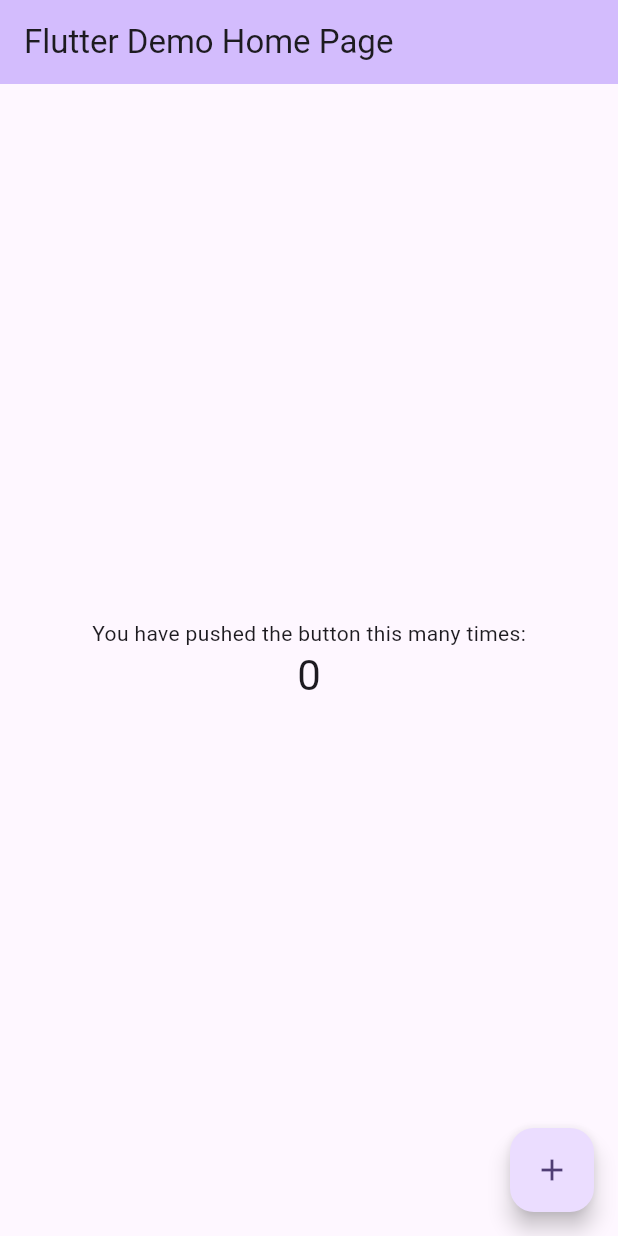
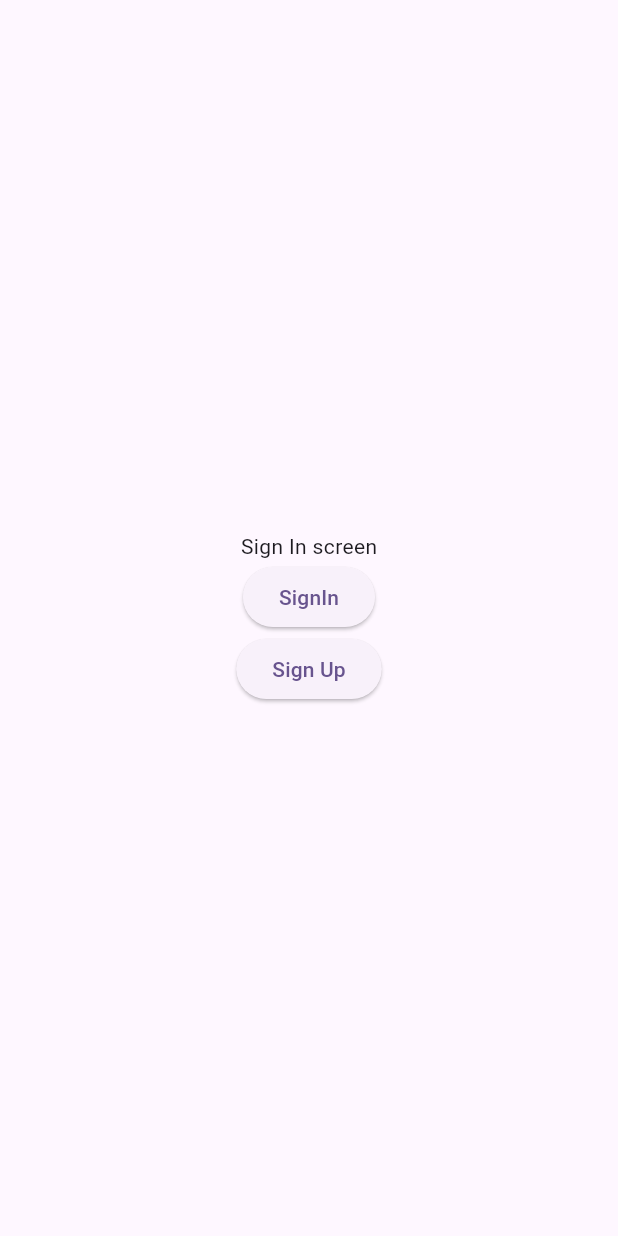
Before and after one commit to InternetTechTeam/VEEEKTOR_mobile, a Flutter app: the screen it shows after launch, on a phone screen of 412 x 824 dp. Run offline on Flutter 3.47's test engine with Material 3 defaults, Android fonts, the phone set to English and light mode, and no system bars; our stand-ins replace bloc, dio, flutter_bloc.

Commit message:
add logic for auth

```diff
--- /dev/null
+++ b/lib/application/bloc/auth_page_bloc/auth_page_bloc.dart
@@ -0,0 +1,52 @@
+import 'package:bloc/bloc.dart';
+import 'package:meta/meta.dart';
+import 'package:veeektor/application/bloc/authefication_bloc/authefication_bloc.dart';
+import 'package:veeektor/application/services/authefication_service.dart';
+
+part 'auth_page_event.dart';
+part 'auth_page_state.dart';
+
+class AuthPageBloc extends Bloc<AuthPageEvent, AuthPageState> {
+  final AutheficationBloc _autheficationBloc;
+  final AutheficationService _autheficationService;
+  AuthPageState previousState = AuthPageState.intiial();
+
+  AuthPageBloc({
+    required AutheficationBloc autheficationBloc,
+    required AutheficationService autheficationService})
+      : _autheficationBloc = autheficationBloc,
+      _autheficationService = autheficationService,
+        super(AuthPageInitial()) {
+    on<_SignInEvent>(_signIn);
+    on<_SignUpEvent>(_signUp);
+    on<_ShowSignInScreenEvent>(_showSignInScreen);
+    on<_ShowSignUpScreenEvent>(_showSignUpScreen);
+    on<_AddPreviousStateEvent>(_addPreviousState);
+  }
+
+  Future _signIn(_SignInEvent event, Emitter<AuthPageState> emit) async {
+    _autheficationBloc.add(AutheficationEvent.authorized());
+    emit(AuthPageState.signIn());
+  }
+
+  Future _signUp(_SignUpEvent event, Emitter<AuthPageState> emit) async {
+    _autheficationBloc.add(AutheficationEvent.authorized());
+    emit(AuthPageState.signIn());
+  }
+
+  Future _showSignInScreen(
+      _ShowSignInScreenEvent event, Emitter<AuthPageState> emit) async {
+    emit(AuthPageState.signIn());
+    previousState = AuthPageState.signIn();
+  }
+
+  Future _showSignUpScreen(
+      _ShowSignUpScreenEvent event, Emitter<AuthPageState> emit) async {
+    emit(AuthPageState.signUp());
+    previousState = AuthPageState.signUp();
+  }
+
+  Future _addPreviousState(_AddPreviousStateEvent event, Emitter<AuthPageState> emit) async {
+    emit(previousState);
+  }
+}
--- /dev/null
+++ b/lib/application/bloc/auth_page_bloc/auth_page_event.dart
@@ -0,0 +1,22 @@
+part of 'auth_page_bloc.dart';
+
+@immutable
+sealed class AuthPageEvent {
+  const AuthPageEvent();
+
+  factory AuthPageEvent.signIn() = _SignInEvent;
+  factory AuthPageEvent.signUp() = _SignUpEvent;
+  factory AuthPageEvent.showSignInScreen() = _ShowSignInScreenEvent;
+  factory AuthPageEvent.showSignUpScreen() = _ShowSignUpScreenEvent;
+  factory AuthPageEvent.addPreviousState() = _AddPreviousStateEvent;
+}
+
+class _SignInEvent extends AuthPageEvent {}
+
+class _SignUpEvent extends AuthPageEvent {}
+
+class _ShowSignInScreenEvent extends AuthPageEvent {}
+
+class _ShowSignUpScreenEvent extends AuthPageEvent {}
+
+class _AddPreviousStateEvent extends AuthPageEvent {}
--- /dev/null
+++ b/lib/application/bloc/auth_page_bloc/auth_page_state.dart
@@ -0,0 +1,26 @@
+part of 'auth_page_bloc.dart';
+
+@immutable
+sealed class AuthPageState {
+  const AuthPageState();
+
+  factory AuthPageState.intiial() = AuthPageInitial;
+  factory AuthPageState.loading() = AuthPageLoadingState;
+  factory AuthPageState.signIn() = AuthPageSignInState;
+  factory AuthPageState.signUp() = AuthPageSignUpState;
+  factory AuthPageState.failure() = AuthPageFailureState;
+
+
+  @override
+  List<Object> get props => [];
+}
+
+final class AuthPageInitial extends AuthPageState {}
+
+final class AuthPageLoadingState extends AuthPageState {}
+
+final class AuthPageSignInState extends AuthPageState {}
+
+final class AuthPageSignUpState extends AuthPageState {}
+
+final class AuthPageFailureState extends AuthPageState {}
--- /dev/null
+++ b/lib/application/bloc/authefication_bloc/authefication_bloc.dart
@@ -0,0 +1,33 @@
+import 'package:bloc/bloc.dart';
+import 'package:flutter/material.dart';
+import 'package:meta/meta.dart';
+import 'package:veeektor/application/services/authefication_service.dart';
+
+part 'authefication_event.dart';
+part 'authefication_state.dart';
+
+class AutheficationBloc extends Bloc<AutheficationEvent, AutheficationState> {
+  final AutheficationService _autheficationService;
+
+  AutheficationBloc({required AutheficationService autheficationService})
+      : _autheficationService = autheficationService,
+        super(AutheficationState.initial()) {
+    on<_InitializeEvent>(_initialize);
+    on<_AuthorizedEvent>(_authorized);
+    on<_LogOutEvent>(_logOut);
+  }
+
+  Future _initialize(
+      _InitializeEvent event, Emitter<AutheficationState> emit) async {
+        emit(AutheficationState.notAutheficated());
+      }
+
+  Future _authorized(
+      _AuthorizedEvent event, Emitter<AutheficationState> emit) async {
+    emit(AutheficationState.autheficated());
+  }
+
+  Future _logOut(_LogOutEvent event, Emitter<AutheficationState> emit) async {
+    emit(AutheficationState.notAutheficated());
+  }
+}
--- /dev/null
+++ b/lib/application/bloc/authefication_bloc/authefication_event.dart
@@ -0,0 +1,16 @@
+part of 'authefication_bloc.dart';
+
+@immutable
+sealed class AutheficationEvent {
+  const AutheficationEvent();
+
+  factory AutheficationEvent.intialize() => _InitializeEvent();
+  factory AutheficationEvent.authorized() => _AuthorizedEvent();
+  factory AutheficationEvent.logOut() => _LogOutEvent();
+}
+
+class _InitializeEvent extends AutheficationEvent {}
+
+class _AuthorizedEvent extends AutheficationEvent {}
+
+class _LogOutEvent extends AutheficationEvent {}
--- /dev/null
+++ b/lib/application/bloc/authefication_bloc/authefication_state.dart
@@ -0,0 +1,20 @@
+part of 'authefication_bloc.dart';
+
+@immutable
+sealed class AutheficationState {
+  const AutheficationState();
+
+  factory AutheficationState.initial() = AutheficationInitialState;
+  factory AutheficationState.autheficated() =
+      AutheficatedState;
+  factory AutheficationState.notAutheficated() = NotAutheficatedState;
+
+  @override
+  List<Object> get props => [];
+}
+
+final class AutheficationInitialState extends AutheficationState {}
+
+final class AutheficatedState extends AutheficationState {}
+
+final class NotAutheficatedState extends AutheficationState {}
--- /dev/null
+++ b/lib/application/models/user.dart
@@ -0,0 +1,5 @@
+
+
+class User {
+
+}
--- /dev/null
+++ b/lib/application/services/authefication_service.dart
@@ -0,0 +1,11 @@
+import 'package:dio/dio.dart';
+
+class AutheficationService {
+  final Dio _dio = Dio();
+
+  Future signIn() async {}
+
+  Future signUp() async {}
+
+  Future logOut() async {}
+}
--- /dev/null
+++ b/lib/application/services/storage.dart
@@ -0,0 +1,3 @@
+class Storage {
+
+}
--- a/lib/main.dart
+++ b/lib/main.dart
@@ -1,125 +1,50 @@
 import 'package:flutter/material.dart';
+import 'package:flutter_bloc/flutter_bloc.dart';
+import 'package:veeektor/application/bloc/authefication_bloc/authefication_bloc.dart';
+import 'package:veeektor/application/services/authefication_service.dart';
+import 'package:veeektor/screens/home_screen.dart';
+import 'package:veeektor/widgets/authorization_widget.dart';
+import 'package:veeektor/theme.dart';
+import 'package:veeektor/widgets/bottom_bar.dart';
 
 void main() {
-  runApp(const MyApp());
+  runApp(
+    MultiRepositoryProvider(
+      providers: [
+        RepositoryProvider<AutheficationService>(
+          create: (context) => AutheficationService(),
+        ),
+      ],
+      child: MultiBlocProvider(
+        providers: [
+          BlocProvider<AutheficationBloc>(
+            create: (context) => AutheficationBloc(
+                autheficationService:
+                    RepositoryProvider.of<AutheficationService>(context))
+              ..add(AutheficationEvent.intialize()),
+          ),
+        ],
+        child: const MyApp(),
+      ),
+    ),
+  );
 }
 
 class MyApp extends StatelessWidget {
   const MyApp({super.key});
-
-  // This widget is the root of your application.
   @override
   Widget build(BuildContext context) {
     return MaterialApp(
-      title: 'Flutter Demo',
-      theme: ThemeData(
-        // This is the theme of your application.
-        //
-        // TRY THIS: Try running your application with "flutter run". You'll see
-        // the application has a blue toolbar. Then, without quitting the app,
-        // try changing the seedColor in the colorScheme below to Colors.green
-        // and then invoke "hot reload" (save your changes or press the "hot
-        // reload" button in a Flutter-supported IDE, or press "r" if you used
-        // the command line to start the app).
-        //
-        // Notice that the counter didn't reset back to zero; the application
-        // state is not lost during the reload. To reset the state, use hot
-        // restart instead.
-        //
-        // This works for code too, not just values: Most code changes can be
-        // tested with just a hot reload.
-        colorScheme: ColorScheme.fromSeed(seedColor: Colors.deepPurple),
-        useMaterial3: true,
+      title: 'VEEEKTOR',
+      theme: appTheme,
+      home: BlocBuilder<AutheficationBloc, AutheficationState>(
+        builder: (context, state) {
+          if (state is NotAutheficatedState) {
+            return const AuthorizationWidget();
+          }
+          return const HomeScreen();
+        },
       ),
-      home: const MyHomePage(title: 'Flutter Demo Home Page'),
     );
   }
 }
-
-class MyHomePage extends StatefulWidget {
-  const MyHomePage({super.key, required this.title});
-
-  // This widget is the home page of your application. It is stateful, meaning
-  // that it has a State object (defined below) that contains fields that affect
-  // how it looks.
-
-  // This class is the configuration for the state. It holds the values (in this
-  // case the title) provided by the parent (in this case the App widget) and
-  // used by the build method of the State. Fields in a Widget subclass are
-  // always marked "final".
-
-  final String title;
-
-  @override
-  State<MyHomePage> createState() => _MyHomePageState();
-}
-
-class _MyHomePageState extends State<MyHomePage> {
-  int _counter = 0;
-
-  void _incrementCounter() {
-    setState(() {
-      // This call to setState tells the Flutter framework that something has
-      // changed in this State, which causes it to rerun the build method below
-      // so that the display can reflect the updated values. If we changed
-      // _counter without calling setState(), then the build method would not be
-      // called again, and so nothing would appear to happen.
-      _counter++;
-    });
-  }
-
-  @override
-  Widget build(BuildContext context) {
-    // This method is rerun every time setState is called, for instance as done
-    // by the _incrementCounter method above.
-    //
-    // The Flutter framework has been optimized to make rerunning build methods
-    // fast, so that you can just rebuild anything that needs updating rather
-    // than having to individually change instances of widgets.
-    return Scaffold(
-      appBar: AppBar(
-        // TRY THIS: Try changing the color here to a specific color (to
-        // Colors.amber, perhaps?) and trigger a hot reload to see the AppBar
-        // change color while the other colors stay the same.
-        backgroundColor: Theme.of(context).colorScheme.inversePrimary,
-        // Here we take the value from the MyHomePage object that was created by
-        // the App.build method, and use it to set our appbar title.
-        title: Text(widget.title),
-      ),
-      body: Center(
-        // Center is a layout widget. It takes a single child and positions it
-        // in the middle of the parent.
-        child: Column(
-          // Column is also a layout widget. It takes a list of children and
-          // arranges them vertically. By default, it sizes itself to fit its
-          // children horizontally, and tries to be as tall as its parent.
-          //
-          // Column has various properties to control how it sizes itself and
-          // how it positions its children. Here we use mainAxisAlignment to
-          // center the children vertically; the main axis here is the vertical
-          // axis because Columns are vertical (the cross axis would be
-          // horizontal).
-          //
-          // TRY THIS: Invoke "debug painting" (choose the "Toggle Debug Paint"
-          // action in the IDE, or press "p" in the console), to see the
-          // wireframe for each widget.
-          mainAxisAlignment: MainAxisAlignment.center,
-          children: <Widget>[
-            const Text(
-              'You have pushed the button this many times:',
-            ),
-            Text(
-              '$_counter',
-              style: Theme.of(context).textTheme.headlineMedium,
-            ),
-          ],
-        ),
-      ),
-      floatingActionButton: FloatingActionButton(
-        onPressed: _incrementCounter,
-        tooltip: 'Increment',
-        child: const Icon(Icons.add),
-      ), // This trailing comma makes auto-formatting nicer for build methods.
-    );
-  }
-}
--- /dev/null
+++ b/lib/screens/auth/sign_in_screen.dart
@@ -0,0 +1,35 @@
+import 'package:flutter/material.dart';
+import 'package:flutter_bloc/flutter_bloc.dart';
+import 'package:veeektor/application/bloc/auth_page_bloc/auth_page_bloc.dart';
+
+class SignInScreen extends StatelessWidget {
+  const SignInScreen({super.key});
+
+  @override
+  Widget build(BuildContext context) {
+    _onPressed() {
+      BlocProvider.of<AuthPageBloc>(context)
+          .add(AuthPageEvent.showSignUpScreen());
+    }
+
+    return Center(
+      child: Column(
+        mainAxisAlignment: MainAxisAlignment.center,
+        children: [
+          const Text("Sign In screen"),
+          ElevatedButton(
+            onPressed: () {
+              BlocProvider.of<AuthPageBloc>(context)
+                  .add(AuthPageEvent.signIn());
+            },
+            child: Text("SignIn"),
+          ),
+          ElevatedButton(
+            onPressed: _onPressed,
+            child: const Text("Sign Up"),
+          ),
+        ],
+      ),
+    );
+  }
+}
--- /dev/null
+++ b/lib/screens/screens.dart
@@ -0,0 +1 @@
+export 'home_screen.dart';
--- /dev/null
+++ b/lib/theme.dart
@@ -0,0 +1,6 @@
+import 'package:flutter/material.dart';
+
+final appTheme = ThemeData(
+  colorScheme: ColorScheme.fromSeed(seedColor: Colors.deepPurple),
+  useMaterial3: true,
+);
--- /dev/null
+++ b/lib/widgets/authorization_widget.dart
@@ -0,0 +1,45 @@
+import 'package:flutter/material.dart';
+import 'package:flutter_bloc/flutter_bloc.dart';
+import 'package:veeektor/application/bloc/auth_page_bloc/auth_page_bloc.dart';
+import 'package:veeektor/application/bloc/authefication_bloc/authefication_bloc.dart';
+import 'package:veeektor/application/services/authefication_service.dart';
+import 'package:veeektor/screens/auth/sign_in_screen.dart';
+import 'package:veeektor/screens/auth/sign_up_screen.dart';
+
+class AuthorizationWidget extends StatelessWidget {
+  const AuthorizationWidget({super.key});
+
+  @override
+  Widget build(BuildContext context) {
+    return Scaffold(
+      body: BlocProvider(
+        create: (context) => AuthPageBloc(
+          autheficationBloc: BlocProvider.of<AutheficationBloc>(context),
+          autheficationService:
+              RepositoryProvider.of<AutheficationService>(context),
+        )..add(AuthPageEvent.showSignInScreen()),
+        child: BlocListener<AuthPageBloc, AuthPageState>(
+          listener: (context, state) {
+            if (state is AuthPageFailureState) {
+              ScaffoldMessenger.of(context).showSnackBar(
+                SnackBar(
+                  content: Text("Error"),
+                ),
+              );
+              BlocProvider.of<AuthPageBloc>(context)
+                  .add(AuthPageEvent.addPreviousState());
+            }
+          },
+          child: BlocBuilder<AuthPageBloc, AuthPageState>(
+            builder: (context, state) {
+              if (state is AuthPageSignInState) return SignInScreen();
+              if (state is AuthPageSignUpState) return SignUpScreen();
+
+              return CircularProgressIndicator();
+            },
+          ),
+        ),
+      ),
+    );
+  }
+}
--- a/pubspec.yaml
+++ b/pubspec.yaml
@@ -35,6 +35,9 @@ dependencies:
   # The following adds the Cupertino Icons font to your application.
   # Use with the CupertinoIcons class for iOS style icons.
   cupertino_icons: ^1.0.2
+  flutter_bloc:
+  dio:
+  shared_preferences:
 
 dev_dependencies:
   flutter_test:
```
Also changed, not shown: lib/screens/auth/sign_up_screen.dart (added, +28 -0 lines), lib/screens/home_screen.dart (added, +21 -0 lines), lib/screens/splash_screen.dart (added, +17 -0 lines), lib/widgets/bottom_bar.dart (added, +39 -0 lines), pubspec.lock, 1 other file.
